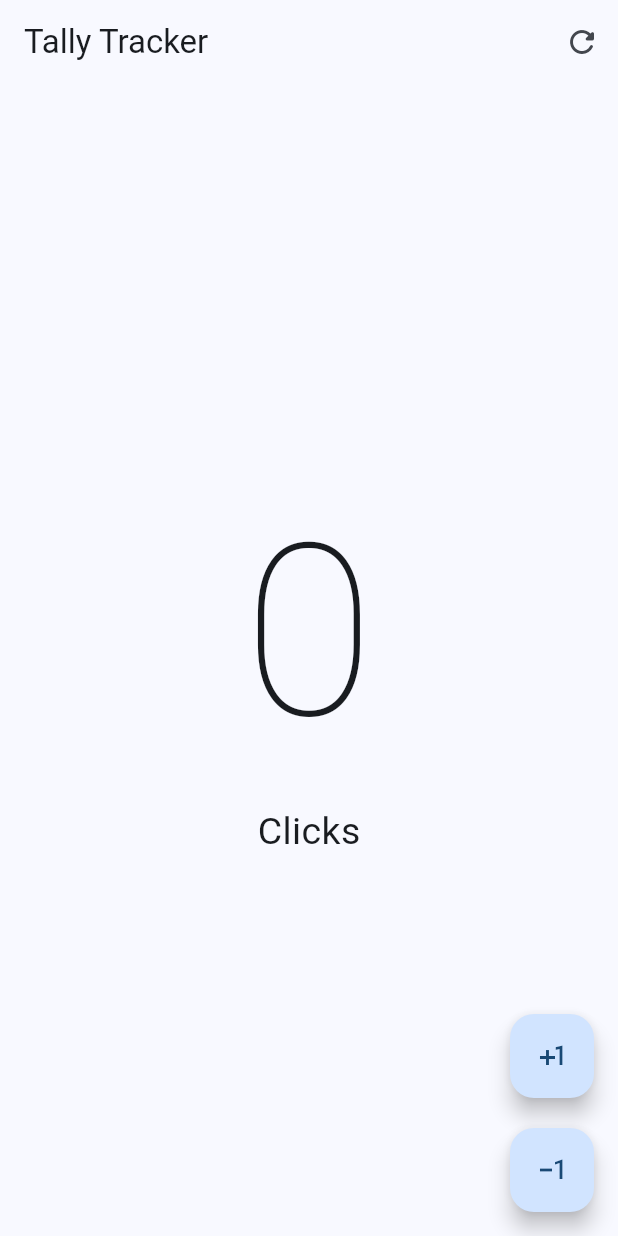
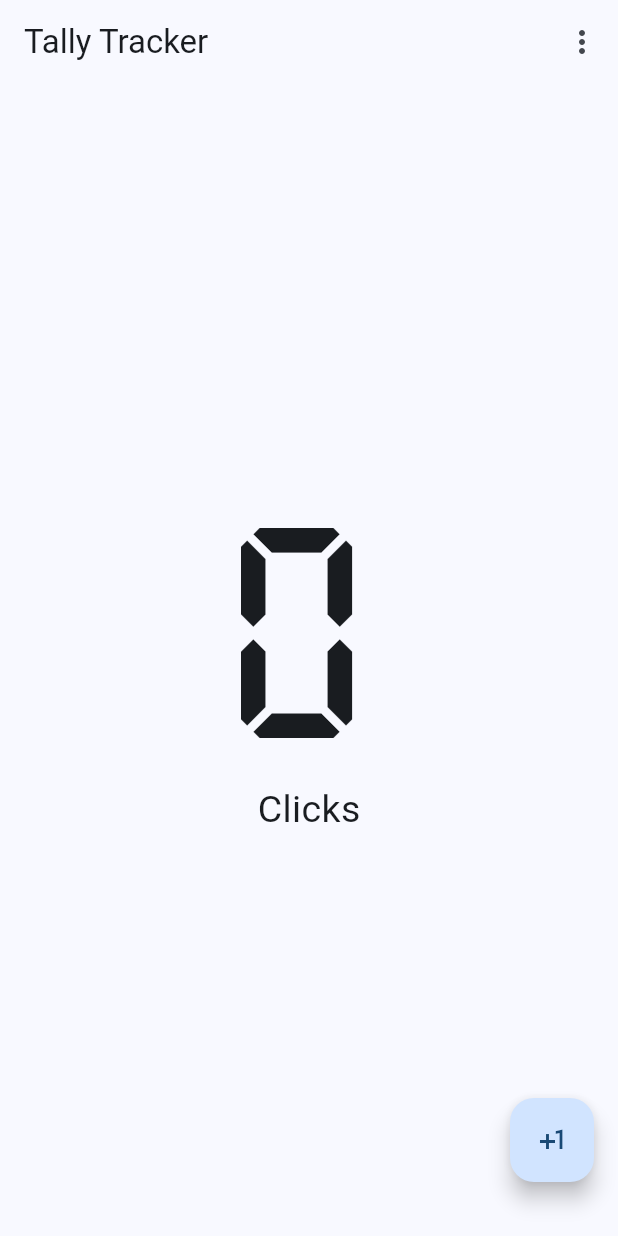
Before and after one commit to orfloresti/tally-tracker, a Flutter app: the screen it shows after launch, on a phone screen of 412 x 824 dp. Run offline on Flutter 3.47's test engine with Material 3 defaults, Android fonts, the light colour scheme and no system bars.

Commit message:
Add new popup menu for reset and menus one, and update font for counter

```diff
--- a/lib/presentation/screens/counter/counter_functions_screen.dart
+++ b/lib/presentation/screens/counter/counter_functions_screen.dart
@@ -1,4 +1,7 @@
 import 'package:flutter/material.dart';
+
+// This is the type used by the popup menu below.
+enum MenuItem { menusOne, resetCount }
 
 class CounterFunctionsScreen extends StatefulWidget {
   const CounterFunctionsScreen({super.key});
@@ -9,30 +12,58 @@ class CounterFunctionsScreen extends StatefulWidget {
 
 class _CounterFunctionsScreenState extends State<CounterFunctionsScreen> {
   int clickCounter = 0;
+  MenuItem? selectedMenuItem;
 
   @override
   Widget build(BuildContext context) {
     return Scaffold(
-        appBar: AppBar(
-          title: const Text('Tally Tracker'),
-          actions: [
-            IconButton(
-              icon: const Icon(Icons.refresh_rounded),
-              onPressed: () {
+        appBar: AppBar(title: const Text('Tally Tracker'), actions: [
+          PopupMenuButton<MenuItem>(
+              initialValue: selectedMenuItem,
+              onSelected: (MenuItem item) {
                 setState(() {
-                  clickCounter = 0;
+                  selectedMenuItem = item;
                 });
               },
-            ),
-          ],
-        ),
+              itemBuilder: (
+                BuildContext context,
+              ) =>
+                  <PopupMenuEntry<MenuItem>>[
+                    PopupMenuItem<MenuItem>(
+                      value: MenuItem.resetCount,
+                      child: ListTile(
+                        leading: const Icon(Icons.exposure_minus_1_outlined),
+                        title: Text('Minus one'),
+                      ),
+                      onTap: () {
+                        setState(() {
+                          if (clickCounter == 0) return;
+                          clickCounter--;
+                        });
+                      },
+                    ),
+                    PopupMenuItem<MenuItem>(
+                      value: MenuItem.menusOne,
+                      child: ListTile(
+                        leading: const Icon(Icons.refresh_rounded),
+                        title: Text('Reset clicks'),
+                      ),
+                      onTap: () {
+                        setState(() {
+                          clickCounter = 0;
+                        });
+                      },
+                    ),
+                  ])
+        ]),
         body: Center(
           child: Column(
             mainAxisAlignment: MainAxisAlignment.center,
             children: [
               Text(
                 '$clickCounter',
-                style: const TextStyle(fontSize: 160, fontWeight: FontWeight.w100),
+                style:
+                    const TextStyle(fontSize: 140, fontWeight: FontWeight.w100, fontFamily: 'FsSevegments'),
               ),
               Text(
                 'Click${clickCounter == 1 ? '' : 's'}',
@@ -55,22 +86,12 @@ class _CounterFunctionsScreenState extends State<CounterFunctionsScreen> {
             const SizedBox(
               height: 20,
             ),
-            CustomButton(
-              icon: Icons.exposure_minus_1_outlined,
-              onPressed: () {
-                setState(() {
-                  if(clickCounter == 0) return;
-                  clickCounter--;
-                });
-              },
-            ),
           ],
         ));
   }
 }
 
 class CustomButton extends StatelessWidget {
-
   final IconData icon;
   final VoidCallback? onPressed;
 
--- a/pubspec.yaml
+++ b/pubspec.yaml
@@ -94,3 +94,7 @@ flutter:
   #
   # For details regarding fonts from package dependencies,
   # see https://flutter.dev/custom-fonts/#from-packages
+  fonts:
+    - family: FsSevegments
+      fonts:
+        - asset: fonts/fs-sevegment.ttf
```
Also changed, not shown: assets/icon/icon_legacy.png (deleted), assets/icon/icon_legacy.svg (deleted), fonts/fs-sevegment.ttf (added), fonts/license.txt (added), fonts/readme.txt (added), pubspec.lock, 1 other file.
